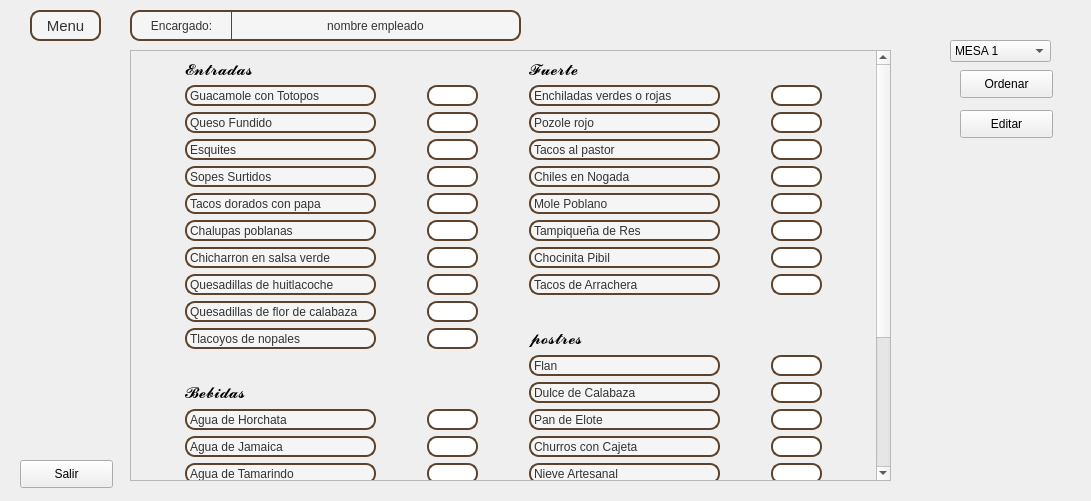
The window that Ui/Meseros/Menuscroll.ui (Jafethivy/Proyecto) describes before a commit, drawn with Qt 5.
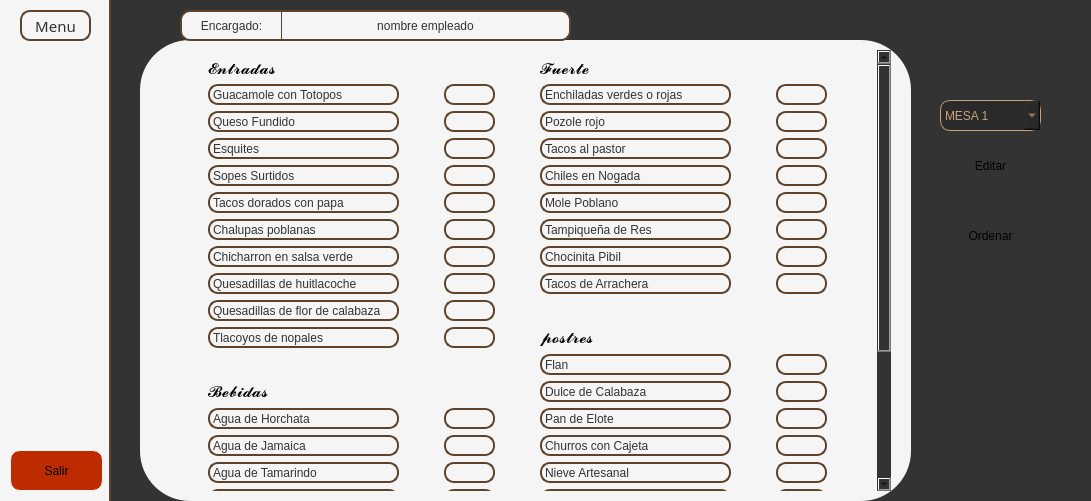
The same window after the commit.

Commit message: que madain chingue a su madre

The edit to the form file:
```diff
--- a/Ui/Meseros/Menuscroll.ui
+++ b/Ui/Meseros/Menuscroll.ui
@@ -25,28 +25,47 @@
   <property name="windowTitle">
    <string>Form</string>
   </property>
-  <widget class="QPushButton" name="Ordenar">
+  <widget class="QWidget" name="widget" native="true">
    <property name="geometry">
     <rect>
-     <x>960</x>
-     <y>70</y>
-     <width>93</width>
-     <height>28</height>
+     <x>110</x>
+     <y>0</y>
+     <width>981</width>
+     <height>501</height>
     </rect>
    </property>
-   <property name="text">
-    <string>Ordenar</string>
+   <property name="minimumSize">
+    <size>
+     <width>0</width>
+     <height>501</height>
+    </size>
    </property>
-  </widget>
+   <property name="maximumSize">
+    <size>
+     <width>16777215</width>
+     <height>501</height>
+    </size>
+   </property>
+   <property name="styleSheet">
+    <string notr="true">QWidget{
+background-color: #333333;
+}
+</string>
+   </property>
   <widget class="QScrollArea" name="scrollArea">
    <property name="geometry">
     <rect>
-     <x>130</x>
+      <x>50</x>
      <y>50</y>
-     <width>761</width>
-     <height>431</height>
-    </rect>
-   </property>
+      <width>731</width>
+      <height>441</height>
+     </rect>
+    </property>
+    <property name="styleSheet">
+     <string notr="true">background-color: #f5f5f5;
+border-radius: 50px;
+</string>
+    </property>
    <property name="widgetResizable">
     <bool>true</bool>
    </property>
@@ -54,8 +73,8 @@
     <property name="geometry">
      <rect>
       <x>0</x>
-      <y>-232</y>
-      <width>738</width>
+       <y>0</y>
+       <width>710</width>
       <height>661</height>
      </rect>
     </property>
@@ -1836,15 +1855,186 @@
     </layout>
    </widget>
   </widget>
+   <widget class="QLabel" name="encargado_name">
+    <property name="geometry">
+     <rect>
+      <x>170</x>
+      <y>10</y>
+      <width>291</width>
+      <height>31</height>
+     </rect>
+    </property>
+    <property name="minimumSize">
+     <size>
+      <width>291</width>
+      <height>31</height>
+     </size>
+    </property>
+    <property name="maximumSize">
+     <size>
+      <width>291</width>
+      <height>31</height>
+     </size>
+    </property>
+    <property name="font">
+     <font>
+      <family>Segoe UI</family>
+     </font>
+    </property>
+    <property name="styleSheet">
+     <string notr="true">background-color: #f5f5f5;
+border-left: 2px solid #5d432c;
+border-top: 2px solid #5d432c;
+border-bottom: 2px solid #5d432c;
+border-right: 2px solid #5d432c;
+
+border-top-right-radius: 10px;
+border-bottom-right-radius: 10px;
+
+color: #333333</string>
+    </property>
+    <property name="text">
+     <string>nombre empleado</string>
+    </property>
+    <property name="alignment">
+     <set>Qt::AlignCenter</set>
+    </property>
+   </widget>
+   <widget class="QLabel" name="label_2">
+    <property name="geometry">
+     <rect>
+      <x>70</x>
+      <y>10</y>
+      <width>101</width>
+      <height>31</height>
+     </rect>
+    </property>
+    <property name="minimumSize">
+     <size>
+      <width>101</width>
+      <height>31</height>
+     </size>
+    </property>
+    <property name="font">
+     <font>
+      <family>Segoe UI</family>
+     </font>
+    </property>
+    <property name="styleSheet">
+     <string notr="true">background-color: #f5f5f5;
+border-left: 2px solid #5d432c;
+border-top: 2px solid #5d432c;
+border-bottom: 2px solid #5d432c;
+border-right: 0;
+
+border-top-left-radius: 10px;
+border-bottom-left-radius: 10px;
+
+color: #333333;</string>
+    </property>
+    <property name="text">
+     <string>Encargado:</string>
+    </property>
+    <property name="alignment">
+     <set>Qt::AlignCenter</set>
+    </property>
+   </widget>
+   <widget class="QPushButton" name="Ordenar">
+    <property name="geometry">
+     <rect>
+      <x>830</x>
+      <y>210</y>
+      <width>101</width>
+      <height>51</height>
+     </rect>
+    </property>
+    <property name="minimumSize">
+     <size>
+      <width>101</width>
+      <height>51</height>
+     </size>
+    </property>
+    <property name="styleSheet">
+     <string notr="true">QPushButton {
+       background: qlineargradient(x1:0, y1:0, x2:1, y2:0,
+         stop:0 #b8ff92, stop:1 #aaff65);
+       color: Black;
+       border-radius: 10px;
+       border: none;
+		font: 63 italic 8pt &quot;Sitka Small Semibold&quot; ;
+      }
+      QPushButton:hover {
+       background: qlineargradient(x1:0, y1:0, x2:1, y2:0,
+         stop:0 #aaff65, stop:1  #b8ff92);
+      }
+      QPushButton:pressed {
+      }</string>
+    </property>
+    <property name="text">
+     <string>Ordenar</string>
+    </property>
+   </widget>
+   <widget class="QPushButton" name="pushButton_2">
+    <property name="geometry">
+     <rect>
+      <x>830</x>
+      <y>140</y>
+      <width>101</width>
+      <height>51</height>
+     </rect>
+    </property>
+    <property name="minimumSize">
+     <size>
+      <width>101</width>
+      <height>51</height>
+     </size>
+    </property>
+    <property name="styleSheet">
+     <string notr="true">QPushButton {
+       background: qlineargradient(x1:0, y1:0, x2:1, y2:0,
+         stop:0 #b8ff92, stop:1 #aaff65);
+       color: Black;
+       border-radius: 10px;
+       border: none;
+		font: 63 italic 8pt &quot;Sitka Small Semibold&quot; ;
+      }
+      QPushButton:hover {
+       background: qlineargradient(x1:0, y1:0, x2:1, y2:0,
+         stop:0 #aaff65, stop:1  #b8ff92);
+      }
+      QPushButton:pressed {
+      }</string>
+    </property>
+    <property name="text">
+     <string>Editar</string>
+    </property>
+   </widget>
   <widget class="QComboBox" name="comboBox">
    <property name="geometry">
     <rect>
-     <x>950</x>
-     <y>40</y>
+      <x>830</x>
+      <y>100</y>
      <width>101</width>
-     <height>22</height>
-    </rect>
-   </property>
+      <height>31</height>
+     </rect>
+    </property>
+    <property name="styleSheet">
+     <string notr="true">QComboBox {
+    background: #2a2a2a;
+    border: 1px solid #c7a17a;
+    border-radius: 10px;
+    color: #c7a17a;
+}
+
+QComboBox QAbstractItemView {
+    background: #2a2a2a;;
+    color: #c7a17a;
+}
+QComboBox::item:selected {
+    background: #2a2a2a;
+    color: #c7a17a; 
+}</string>
+    </property>
    <item>
     <property name="text">
      <string>MESA 1</string>
@@ -1946,120 +2136,69 @@
     </property>
    </item>
   </widget>
-  <widget class="QPushButton" name="pushButton_2">
+   <widget class="QLabel" name="label_4">
    <property name="geometry">
     <rect>
-     <x>960</x>
-     <y>110</y>
-     <width>93</width>
-     <height>28</height>
-    </rect>
-   </property>
+      <x>30</x>
+      <y>40</y>
+      <width>771</width>
+      <height>461</height>
+     </rect>
+    </property>
+    <property name="styleSheet">
+     <string notr="true">background-color: #f5f5f5;
+border-radius: 50px;
+</string>
+    </property>
    <property name="text">
-    <string>Editar</string>
-   </property>
-  </widget>
+     <string/>
+    </property>
+   </widget>
+   <zorder>label_4</zorder>
+   <zorder>scrollArea</zorder>
+   <zorder>encargado_name</zorder>
+   <zorder>label_2</zorder>
+   <zorder>Ordenar</zorder>
+   <zorder>pushButton_2</zorder>
+   <zorder>comboBox</zorder>
+  </widget>
+  <widget class="QWidget" name="widget_2" native="true">
+   <property name="geometry">
+    <rect>
+     <x>0</x>
+     <y>0</y>
+     <width>111</width>
+     <height>501</height>
+    </rect>
+   </property>
+   <property name="styleSheet">
+    <string notr="true">background-color: #f5f5f5;
+border-right: 2px solid #5d432c;</string>
+   </property>
   <widget class="QPushButton" name="pushButton">
    <property name="geometry">
     <rect>
-     <x>20</x>
-     <y>460</y>
+      <x>10</x>
+      <y>450</y>
      <width>93</width>
-     <height>28</height>
-    </rect>
-   </property>
+      <height>41</height>
+     </rect>
+    </property>
+    <property name="styleSheet">
+     <string notr="true">background-color: #bd2c00;
+border: 1px solid #f5f5f5;
+border-radius: 10px;
+padding: 10px 20px;
+font: 63 italic 8pt &quot;Sitka Small Semibold&quot; ;</string>
+    </property>
    <property name="text">
     <string>Salir</string>
    </property>
   </widget>
-  <widget class="QLabel" name="encargado_name">
-   <property name="geometry">
-    <rect>
-     <x>230</x>
-     <y>10</y>
-     <width>291</width>
-     <height>31</height>
-    </rect>
-   </property>
-   <property name="minimumSize">
-    <size>
-     <width>291</width>
-     <height>31</height>
-    </size>
-   </property>
-   <property name="maximumSize">
-    <size>
-     <width>291</width>
-     <height>31</height>
-    </size>
-   </property>
-   <property name="font">
-    <font>
-     <family>Segoe UI</family>
-    </font>
-   </property>
-   <property name="styleSheet">
-    <string notr="true">background-color: #f5f5f5;
-border-left: 2px solid #5d432c;
-border-top: 2px solid #5d432c;
-border-bottom: 2px solid #5d432c;
-border-right: 2px solid #5d432c;
-
-border-top-right-radius: 10px;
-border-bottom-right-radius: 10px;
-
-color: #333333</string>
-   </property>
-   <property name="text">
-    <string>nombre empleado</string>
-   </property>
-   <property name="alignment">
-    <set>Qt::AlignCenter</set>
-   </property>
-  </widget>
-  <widget class="QLabel" name="label_2">
-   <property name="geometry">
-    <rect>
-     <x>130</x>
-     <y>10</y>
-     <width>101</width>
-     <height>31</height>
-    </rect>
-   </property>
-   <property name="minimumSize">
-    <size>
-     <width>101</width>
-     <height>31</height>
-    </size>
-   </property>
-   <property name="font">
-    <font>
-     <family>Segoe UI</family>
-    </font>
-   </property>
-   <property name="styleSheet">
-    <string notr="true">background-color: #f5f5f5;
-border-left: 2px solid #5d432c;
-border-top: 2px solid #5d432c;
-border-bottom: 2px solid #5d432c;
-border-right: 0;
-
-border-top-left-radius: 10px;
-border-bottom-left-radius: 10px;
-
-color: #333333;</string>
-   </property>
-   <property name="text">
-    <string>Encargado:</string>
-   </property>
-   <property name="alignment">
-    <set>Qt::AlignCenter</set>
-   </property>
-  </widget>
   <widget class="QLabel" name="label">
    <property name="geometry">
     <rect>
-     <x>30</x>
+      <x>20</x>
      <y>10</y>
      <width>71</width>
      <height>31</height>
@@ -2079,15 +2218,17 @@
    </property>
    <property name="font">
     <font>
-     <family>Segoe UI</family>
+      <family>Sitka Small Semibold</family>
      <pointsize>11</pointsize>
     </font>
    </property>
    <property name="styleSheet">
-    <string notr="true">background-color: #f5f5f5;
+     <string notr="true">QLabel{
+background-color: #f5f5f5;
 border: 2px solid #5d432c;
 border-radius: 10px;
-color: #333333</string>
+color: #333333
+}</string>
    </property>
    <property name="text">
     <string>Menu</string>
@@ -2095,6 +2236,7 @@
    <property name="alignment">
     <set>Qt::AlignCenter</set>
    </property>
+   </widget>
   </widget>
  </widget>
  <resources/>
```
Left out of the diff: 1974 changed lines with no effect on the pictures. Lines whose indentation alone changed are shown as unchanged. The commit also changes 1 other file.
